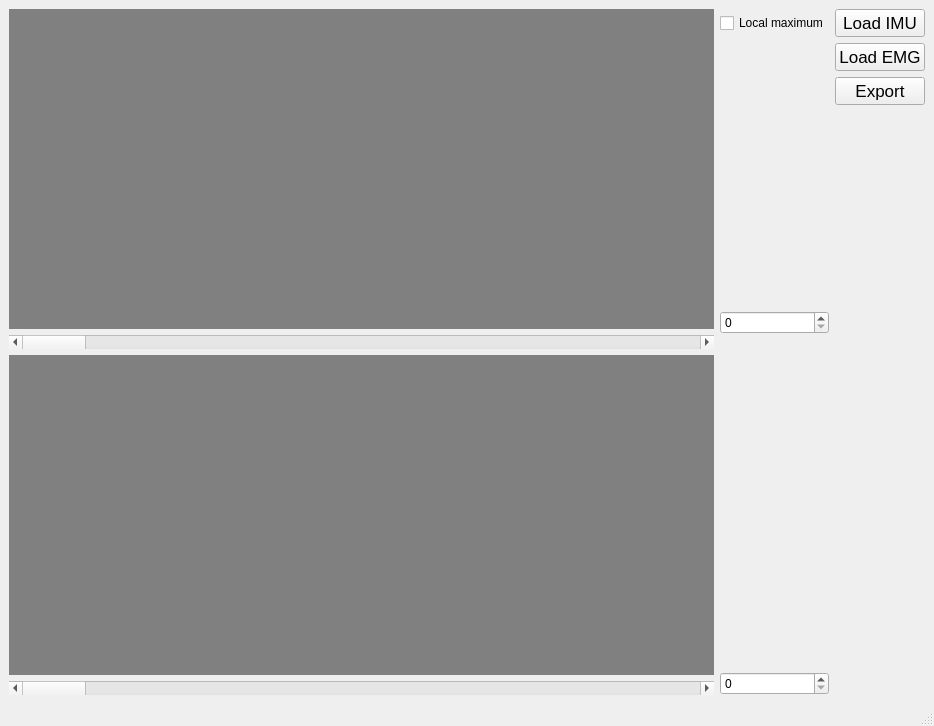
Before: the Qt Designer form Vizualizace/Hydronaut_VisualisationTool.ui in MautnerVo/Hydronaut, drawn with Qt 5.
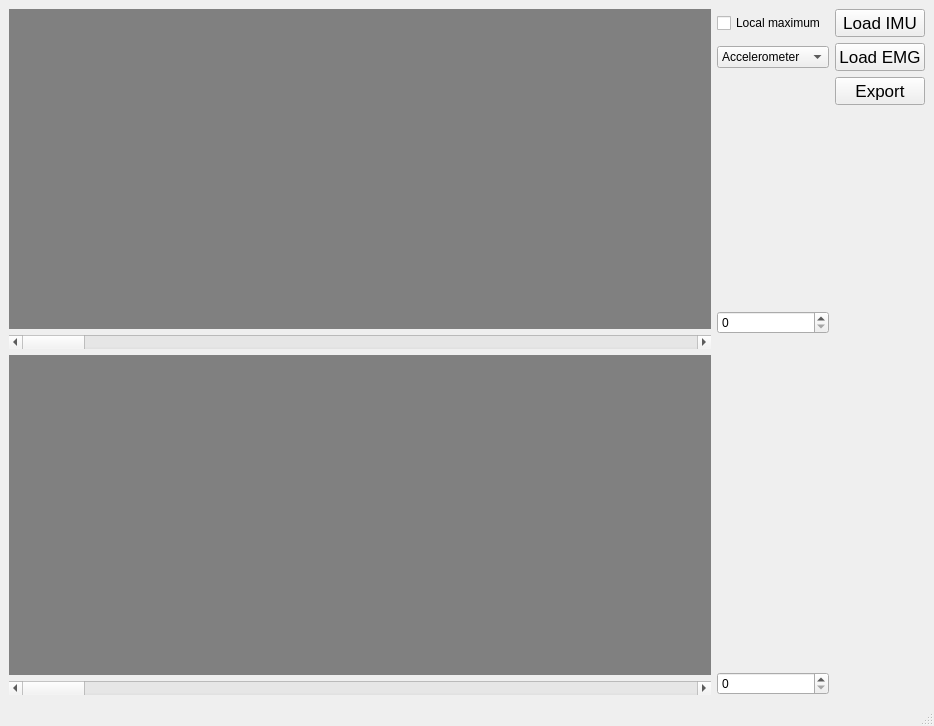
After: the same form once the commit is applied.

Commit message: Uprava pro quad soubory,moznost plotovat ruzne signaly imu, export pro quaternion

Diff of the .ui file:
```diff
--- a/Vizualizace/Hydronaut_VisualisationTool.ui
+++ b/Vizualizace/Hydronaut_VisualisationTool.ui
@@ -281,19 +281,6 @@
           </property>
          </spacer>
         </item>
-        <item row="1" column="0">
-         <spacer name="horizontalSpacer_2">
-          <property name="orientation">
-           <enum>Qt::Horizontal</enum>
-          </property>
-          <property name="sizeHint" stdset="0">
-           <size>
-            <width>40</width>
-            <height>20</height>
-           </size>
-          </property>
-         </spacer>
-        </item>
         <item row="5" column="0">
          <spacer name="verticalSpacer_3">
           <property name="orientation">
@@ -419,6 +406,35 @@
           </property>
          </widget>
         </item>
+        <item row="1" column="0">
+         <widget class="QComboBox" name="cb_type">
+          <item>
+           <property name="text">
+            <string>Accelerometer</string>
+           </property>
+          </item>
+          <item>
+           <property name="text">
+            <string>Gyroscope</string>
+           </property>
+          </item>
+          <item>
+           <property name="text">
+            <string>Magnetometer</string>
+           </property>
+          </item>
+          <item>
+           <property name="text">
+            <string>Rotation matrix</string>
+           </property>
+          </item>
+          <item>
+           <property name="text">
+            <string>Quaternion</string>
+           </property>
+          </item>
+         </widget>
+        </item>
        </layout>
       </item>
      </layout>
```
The commit also changes 1 other file.
